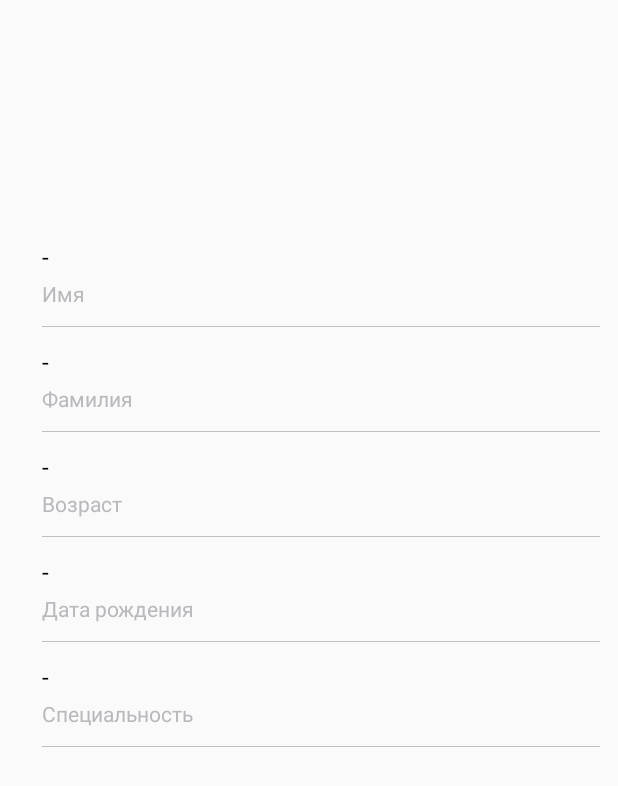
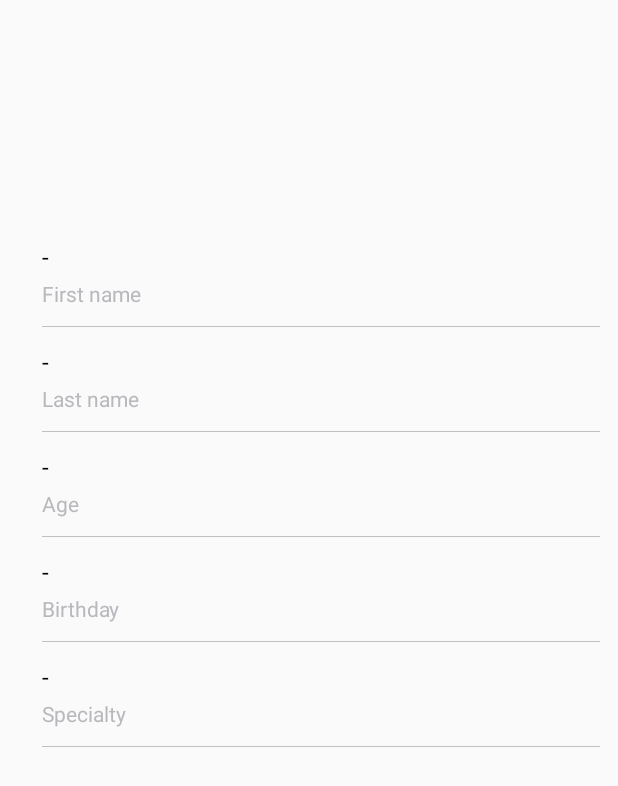
Before and after one commit to danilketov/TestApp, an Android app: the fragment DescWorkerFragment shown on its own in the app's theme, on a phone screen of 412 x 824 dp. Shown: the top 786 px of the screen. Run offline under Robolectric (Android 15) with nearby library versions, the phone set to English and light mode, and no system bars; our stand-ins replace CircleImageView, Picasso; network calls fail; pictures from the network do not load; 3 statements that could not run were skipped.

Commit message:
Локализация

```diff
--- a/app/src/main/res/values/strings.xml
+++ b/app/src/main/res/values/strings.xml
@@ -1,14 +1,15 @@
+<?xml version="1.0" encoding="utf-8"?>
 <resources>
-    <string name="app_name">TestApp</string>
-    <string name="specialty">Специальность</string>
-    <string name="first_name">Имя</string>
-    <string name="last_name">Фамилия</string>
-    <string name="age">Возраст</string>
-    <string name="birthday">Дата рождения</string>
-    <string name="toolbar_spec">Специальности</string>
-    <string name="error">Ошибка, проверье подключение к сети</string>
+    <string name="app_name" translatable="false">TestApp</string>
+    <string name="specialty">Specialty</string>
+    <string name="first_name">First name</string>
+    <string name="last_name">Last name</string>
+    <string name="age">Age</string>
+    <string name="birthday">Birthday</string>
+    <string name="toolbar_spec">Specialties</string>
+    <string name="error">Error checking network connection</string>
     <string name="empty_value">-</string>
-    <string name="toolbar_title_specialty">Специальности</string>
-    <string name="toolbar_title_desc_worker">Описание работника</string>
+    <string name="toolbar_title_specialty">Specialties</string>
+    <string name="toolbar_title_desc_worker">Description of the employee</string>
     <string name="frag_args_null">Fragment args null</string>
 </resources>
```
Also changed, not shown: 1 other file.
